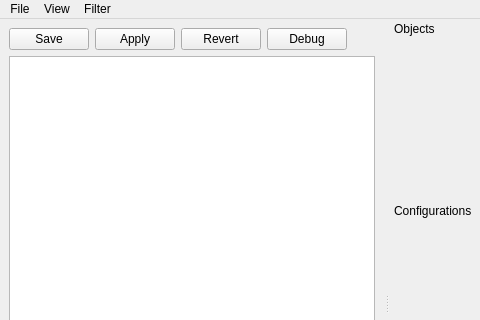
Above: pmgr.ui from pcdshub/pmgr before the change; both pictures show x 0 to 480 and y 0 to 320 of the 990 by 608 pixel window. Below: the same form after it.
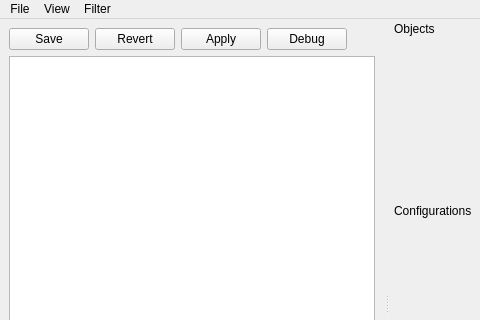
That is the form after the change. Custom widgets are drawn as their Qt base class.

Commit message: Let --applyenable hide the Apply button and Apply All dumb motor menu option.

The edit to the form file:
```diff
--- a/pmgr.ui
+++ b/pmgr.ui
@@ -34,14 +34,7 @@
       </property>
      </widget>
     </item>
-    <item row="0" column="1">
-     <widget class="QPushButton" name="applyButton">
-      <property name="text">
-       <string>Apply</string>
-      </property>
-     </widget>
-    </item>
-    <item row="1" column="0" colspan="5">
+    <item row="1" column="0" colspan="6">
      <widget class="QTreeWidget" name="treeWidget">
       <property name="sizePolicy">
        <sizepolicy hsizetype="MinimumExpanding" vsizetype="Expanding">
@@ -72,6 +65,20 @@
       </column>
      </widget>
     </item>
+    <item row="0" column="1">
+     <widget class="QPushButton" name="revertButton">
+      <property name="text">
+       <string>Revert</string>
+      </property>
+     </widget>
+    </item>
+    <item row="0" column="2">
+     <widget class="QPushButton" name="applyButton">
+      <property name="text">
+       <string>Apply</string>
+      </property>
+     </widget>
+    </item>
     <item row="0" column="3">
      <widget class="QPushButton" name="debugButton">
       <property name="text">
@@ -79,13 +86,6 @@
       </property>
      </widget>
     </item>
-    <item row="0" column="2">
-     <widget class="QPushButton" name="revertButton">
-      <property name="text">
-       <string>Revert</string>
-      </property>
-     </widget>
-    </item>
    </layout>
   </widget>
   <widget class="QMenuBar" name="menubar">
```
Left out of the diff: 8 changed lines with no effect on the pictures. The commit also changes 3 other files.
